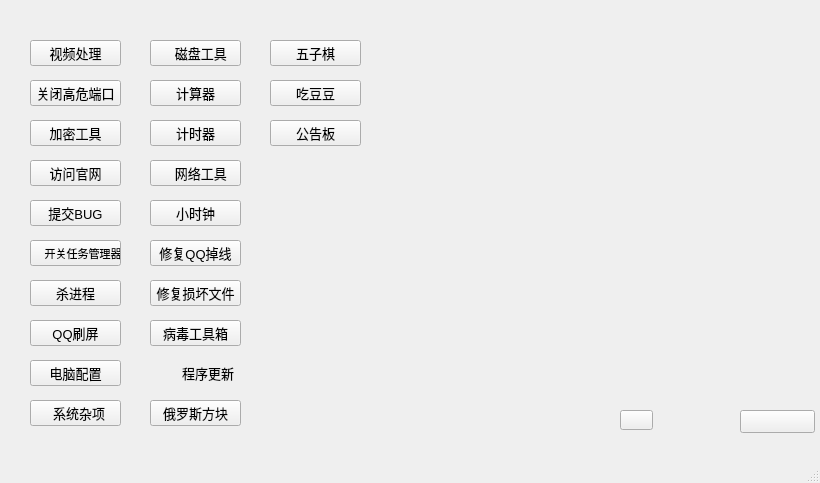
Above: Launcher/untitled/mainwindow.ui from PureMoonStudio/Tools before the change. Below: the same form after it.
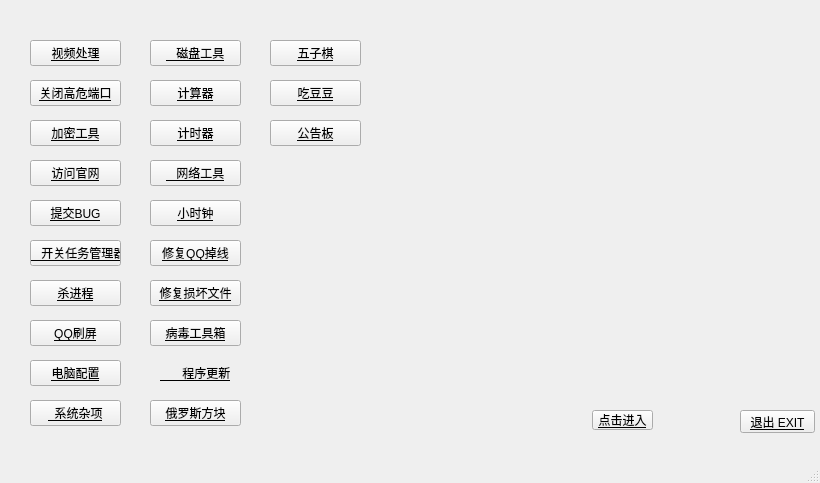
That is the form after the change. Icons and pictures are not drawn.

Patch:
```diff
--- a/Launcher/untitled/mainwindow.ui
+++ b/Launcher/untitled/mainwindow.ui
@@ -12,16 +12,21 @@
   </property>
   <property name="font">
    <font>
-    <family>Arial</family>
-    <pointsize>10</pointsize>
+    <family>Adobe Arabic</family>
+    <pointsize>9</pointsize>
     <weight>50</weight>
+    <italic>false</italic>
     <bold>false</bold>
-    <underline>false</underline>
+    <underline>true</underline>
    </font>
   </property>
   <property name="windowTitle">
    <string>ToolsBox</string>
   </property>
+  <property name="styleSheet">
+   <string notr="true">font: 9pt &quot;Adobe Arabic&quot;;
+text-decoration: underline;</string>
+  </property>
   <widget class="QWidget" name="centralWidget">
    <widget class="QPushButton" name="pushButton">
     <property name="geometry">
@@ -42,7 +47,7 @@
      <string notr="true">border-image: url(:/2/02.png);</string>
     </property>
     <property name="text">
-     <string/>
+     <string>退出 EXIT</string>
     </property>
     <property name="icon">
      <iconset theme="0">
@@ -61,10 +66,12 @@
     </property>
     <property name="font">
      <font>
-      <family>Arial</family>
-      <pointsize>10</pointsize>
+      <family>Adobe Arabic</family>
+      <pointsize>9</pointsize>
       <weight>50</weight>
+      <italic>false</italic>
       <bold>false</bold>
+      <underline>true</underline>
      </font>
     </property>
     <property name="focusPolicy">
@@ -152,11 +159,12 @@
     </property>
     <property name="font">
      <font>
-      <family>Arial</family>
-      <pointsize>8</pointsize>
+      <family>Adobe Arabic</family>
+      <pointsize>9</pointsize>
       <weight>50</weight>
+      <italic>false</italic>
       <bold>false</bold>
-      <underline>false</underline>
+      <underline>true</underline>
      </font>
     </property>
     <property name="styleSheet">
@@ -342,8 +350,12 @@
     </property>
     <property name="font">
      <font>
-      <family>Arial</family>
-      <pointsize>10</pointsize>
+      <family>Adobe Arabic</family>
+      <pointsize>9</pointsize>
+      <weight>50</weight>
+      <italic>false</italic>
+      <bold>false</bold>
+      <underline>true</underline>
      </font>
     </property>
     <property name="styleSheet">
@@ -356,17 +368,19 @@
    <widget class="QPushButton" name="pushButton_21">
     <property name="geometry">
      <rect>
-      <x>620</x>
+      <x>592</x>
       <y>410</y>
-      <width>33</width>
+      <width>61</width>
       <height>20</height>
      </rect>
     </property>
     <property name="styleSheet">
-     <string notr="true">border-image: url(:/2/05.png);</string>
+     <string notr="true">font: 9pt &quot;Adobe Arabic&quot;;
+text-decoration: underline rgb(56, 113, 170);
+</string>
     </property>
     <property name="text">
-     <string/>
+     <string>点击进入</string>
     </property>
    </widget>
    <widget class="QPushButton" name="pushButton_12">
```
Left out of the diff: 7 changed lines with no effect on the pictures.
